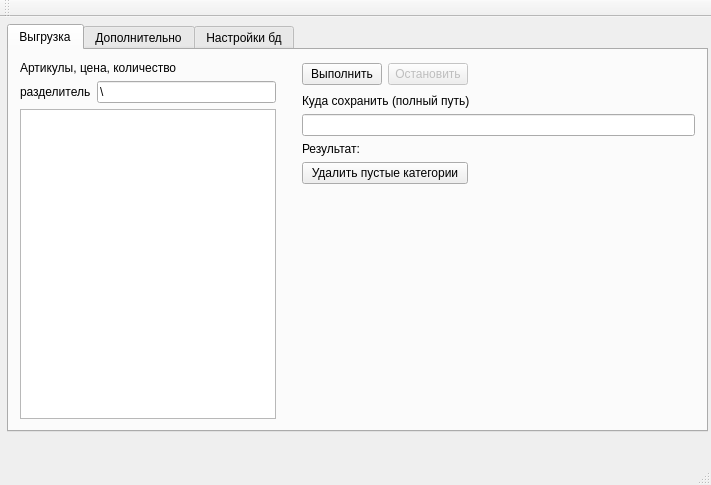
This is mainwindow.ui in alekseikorobov/MyDataFromParser as Qt 5 draws it before an edit. The edited form follows.
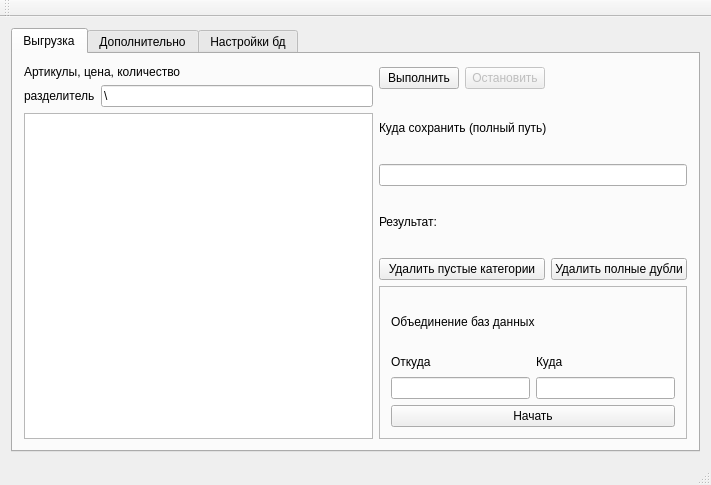
This is the edited form.

Commit message: Исправлены ошибки, добавлен интерфейс

Patch:
```diff
--- a/mainwindow.ui
+++ b/mainwindow.ui
@@ -14,15 +14,9 @@
    <string>Выгрузка CSV</string>
   </property>
   <widget class="QWidget" name="centralWidget">
+   <layout class="QGridLayout" name="gridLayout_2">
+    <item row="0" column="0">
    <widget class="QTabWidget" name="tabWidget">
-    <property name="geometry">
-     <rect>
-      <x>7</x>
-      <y>7</y>
-      <width>701</width>
-      <height>408</height>
-     </rect>
-    </property>
     <property name="currentIndex">
      <number>0</number>
     </property>
@@ -30,7 +24,7 @@
      <attribute name="title">
       <string>Выгрузка</string>
      </attribute>
-     <layout class="QGridLayout" name="gridLayout">
+       <layout class="QGridLayout" name="gridLayout_5">
       <item row="0" column="0" rowspan="4">
        <layout class="QVBoxLayout" name="verticalLayout">
         <item>
@@ -63,14 +57,14 @@
         </item>
        </layout>
       </item>
-      <item row="0" column="2">
+        <item row="0" column="1">
        <widget class="QPushButton" name="pushButton">
         <property name="text">
          <string>Выполнить</string>
         </property>
        </widget>
       </item>
-      <item row="0" column="3">
+        <item row="0" column="2">
        <widget class="QPushButton" name="pushButton_4">
         <property name="enabled">
          <bool>false</bool>
@@ -80,7 +74,7 @@
         </property>
        </widget>
       </item>
-      <item row="0" column="4">
+        <item row="0" column="3">
        <widget class="QLabel" name="label_2">
         <property name="minimumSize">
          <size>
@@ -99,20 +93,7 @@
         </property>
        </widget>
       </item>
-      <item row="0" column="5">
-       <spacer name="horizontalSpacer">
-        <property name="orientation">
-         <enum>Qt::Horizontal</enum>
-        </property>
-        <property name="sizeHint" stdset="0">
-         <size>
-          <width>113</width>
-          <height>20</height>
-         </size>
-        </property>
-       </spacer>
-      </item>
-      <item row="1" column="2" colspan="4">
+        <item row="1" column="1" colspan="3">
        <layout class="QVBoxLayout" name="verticalLayout_2">
         <item>
          <widget class="QLabel" name="label_8">
@@ -133,38 +114,77 @@
         </item>
        </layout>
       </item>
-      <item row="2" column="1" rowspan="2">
-       <spacer name="verticalSpacer">
-        <property name="orientation">
-         <enum>Qt::Vertical</enum>
-        </property>
-        <property name="sizeHint" stdset="0">
-         <size>
-          <width>20</width>
-          <height>254</height>
-         </size>
-        </property>
-       </spacer>
-      </item>
-      <item row="2" column="2" colspan="2">
+        <item row="2" column="1" colspan="2">
        <widget class="QPushButton" name="pushButton_5">
         <property name="text">
          <string>Удалить пустые категории</string>
         </property>
        </widget>
       </item>
-      <item row="3" column="2">
-       <spacer name="verticalSpacer_3">
-        <property name="orientation">
-         <enum>Qt::Vertical</enum>
-        </property>
-        <property name="sizeHint" stdset="0">
-         <size>
-          <width>20</width>
-          <height>199</height>
-         </size>
-        </property>
-       </spacer>
+        <item row="2" column="3">
+         <widget class="QPushButton" name="pushButton_6">
+          <property name="text">
+           <string>Удалить полные дубли</string>
+          </property>
+         </widget>
+        </item>
+        <item row="3" column="1" colspan="3">
+         <widget class="QFrame" name="frame">
+          <property name="frameShape">
+           <enum>QFrame::StyledPanel</enum>
+          </property>
+          <property name="frameShadow">
+           <enum>QFrame::Raised</enum>
+          </property>
+          <layout class="QGridLayout" name="gridLayout">
+           <item row="0" column="0">
+            <widget class="QLabel" name="label_13">
+             <property name="text">
+              <string>Объединение баз данных</string>
+             </property>
+            </widget>
+           </item>
+           <item row="1" column="0">
+            <layout class="QHBoxLayout" name="horizontalLayout_2">
+             <item>
+              <layout class="QVBoxLayout" name="verticalLayout_3">
+               <item>
+                <widget class="QLabel" name="label_11">
+                 <property name="text">
+                  <string>Откуда</string>
+                 </property>
+                </widget>
+               </item>
+               <item>
+                <widget class="QLineEdit" name="lineEdit"/>
+               </item>
+              </layout>
+             </item>
+             <item>
+              <layout class="QVBoxLayout" name="verticalLayout_4">
+               <item>
+                <widget class="QLabel" name="label_12">
+                 <property name="text">
+                  <string>Куда</string>
+                 </property>
+                </widget>
+               </item>
+               <item>
+                <widget class="QLineEdit" name="lineEdit_2"/>
+               </item>
+              </layout>
+             </item>
+            </layout>
+           </item>
+           <item row="2" column="0">
+            <widget class="QPushButton" name="pushButton_7">
+             <property name="text">
+              <string>Начать</string>
+             </property>
+            </widget>
+           </item>
+          </layout>
+         </widget>
       </item>
      </layout>
     </widget>
@@ -297,6 +317,8 @@
      </layout>
     </widget>
    </widget>
+    </item>
+   </layout>
   </widget>
   <widget class="QMenuBar" name="menuBar">
    <property name="geometry">
```
Left out of the diff: 2 changed lines with no effect on the pictures. Lines whose indentation alone changed are shown as unchanged. The commit also changes 2 other files.
